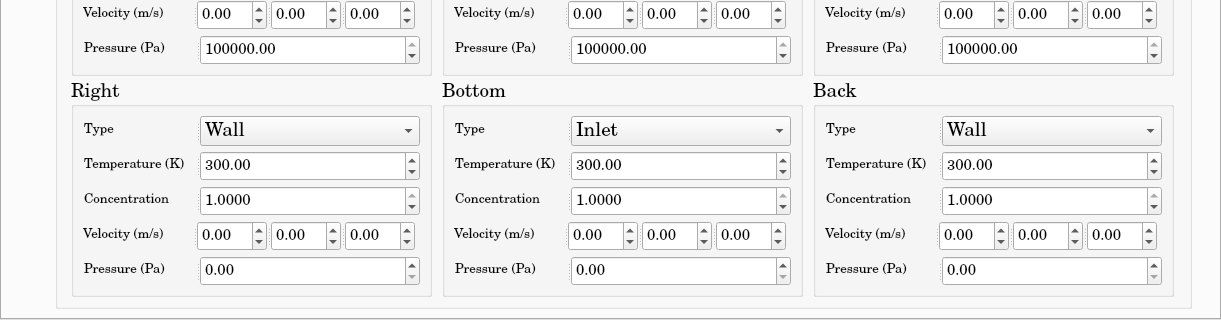
Qt form CoreFlows/gui/src/ui/MainCFWidget.ui (ndjinga/SOLVERLAB) before a commit; both pictures show x 0 to 1221 and y 531 to 851 of the 1221 by 851 pixel window.
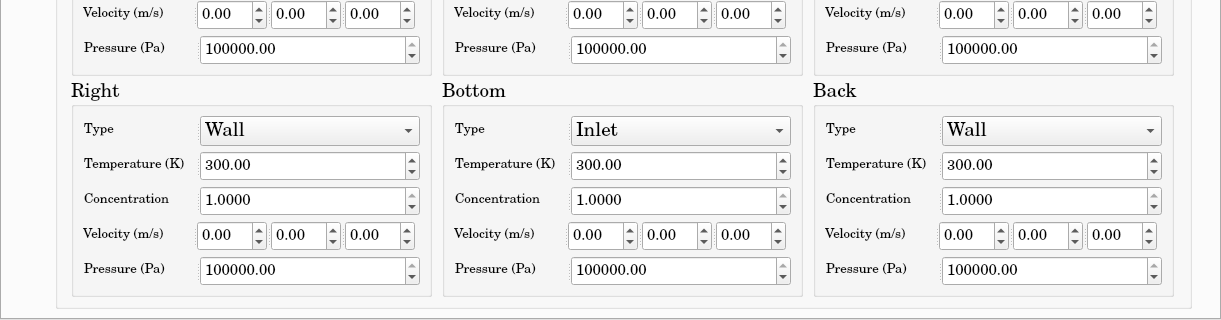
The same form after that commit. The open tabs and pages were chosen to show the change.

Commit message: Updated the gui and corrected errors

The edit to the form file:
```diff
--- a/CoreFlows/gui/src/ui/MainCFWidget.ui
+++ b/CoreFlows/gui/src/ui/MainCFWidget.ui
@@ -6788,7 +6788,7 @@
               </property>
               <property name="maximumSize">
                <size>
-                <width>334</width>
+                <width>331</width>
                 <height>30</height>
                </size>
               </property>
@@ -6833,6 +6833,9 @@
                <property name="maximum">
                 <double>1000000000.000000000000000</double>
                </property>
+               <property name="value">
+                <double>100000.000000000000000</double>
+               </property>
               </widget>
              </widget>
             </item>
@@ -7194,7 +7197,7 @@
               </property>
               <property name="maximumSize">
                <size>
-                <width>334</width>
+                <width>331</width>
                 <height>30</height>
                </size>
               </property>
@@ -7239,6 +7242,9 @@
                <property name="maximum">
                 <double>1000000000.000000000000000</double>
                </property>
+               <property name="value">
+                <double>100000.000000000000000</double>
+               </property>
               </widget>
              </widget>
             </item>
@@ -7600,7 +7606,7 @@
               </property>
               <property name="maximumSize">
                <size>
-                <width>334</width>
+                <width>331</width>
                 <height>30</height>
                </size>
               </property>
@@ -7645,6 +7651,9 @@
                <property name="maximum">
                 <double>1000000000.000000000000000</double>
                </property>
+               <property name="value">
+                <double>100000.000000000000000</double>
+               </property>
               </widget>
              </widget>
             </item>
```
Left out of the diff: 152 changed lines with no effect on the pictures. The commit also changes 1 other file.
